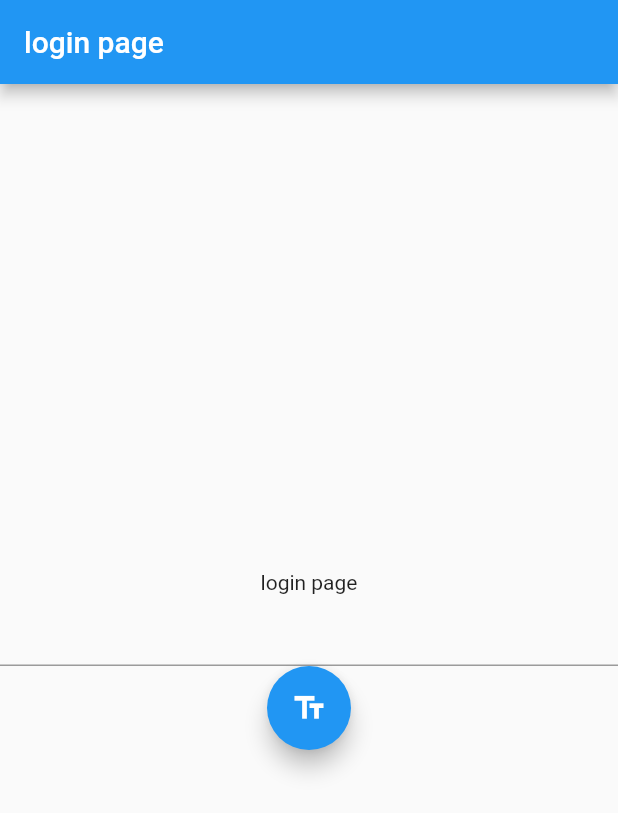
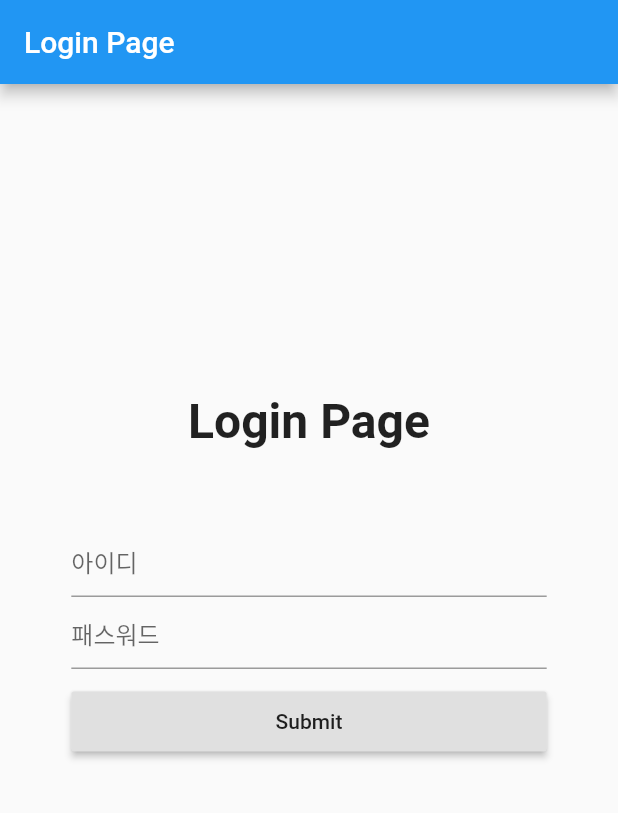
Before and after one commit to keke0123/flutter_todo_list, a Flutter app: the screen it shows after launch, on a phone screen of 412 x 824 dp. Shown: the top 813 px of the screen. Run offline on Flutter 3.47's test engine with Material 2 defaults, Android fonts, the phone set to English and light mode, and no system bars; accounts and stored records are empty.

Commit message:
login page 기본 완성

```diff
--- a/lib/layouts/loginPage.dart
+++ b/lib/layouts/loginPage.dart
@@ -9,34 +9,68 @@ class LoginPage extends StatelessWidget {
   };
   @override
   Widget build(BuildContext context) {
+    double width = MediaQuery.of(context).size.width;
+    double height = MediaQuery.of(context).size.height;
     return Scaffold(
-      appBar: AppBar(title: Text('login page')),
+      appBar: AppBar(title: Text('Login Page')),
       body: Column(
-        mainAxisAlignment: MainAxisAlignment.center,
+        mainAxisAlignment: MainAxisAlignment.start,
         crossAxisAlignment: CrossAxisAlignment.center,
         // mainAxisSize: MainAxisSize.max,
         children: <Widget>[
-          Center(
+          // SizedBox(
+          //   height: 100,
+          // ),
+          Container(
+            margin: EdgeInsets.only(top: height / 4, bottom: 50),
+            width: width,
             child: Text(
-              'login page',
+              'Login Page',
               textAlign: TextAlign.center,
+              style: TextStyle(fontSize: 32, fontWeight: FontWeight.bold),
             ),
           ),
-          Center(
-              child: TextField(
-            controller: formController['id'],
-          )),
-          FloatingActionButton(
-            onPressed: () {
-              return showDialog(
-                  context: context,
-                  builder: (context) {
-                    return AlertDialog(
-                        content: Text(formController['id'].text));
-                  });
-            },
-            child: Icon(Icons.text_fields),
+          Container(
+            width: width / 1.3,
+            child: TextField(
+              controller: formController['id'],
+              decoration: InputDecoration(
+                  // border: InputBorder.none,
+                  // focusedBorder: InputBorder.none,
+                  hintText: '아이디'),
+            ),
+          ),
+          Container(
+            width: width / 1.3,
+            child: TextField(
+              obscureText: true,
+              controller: formController['pwd'],
+              decoration: InputDecoration(
+                  // border: InputBorder.none,
+                  // focusedBorder: InputBorder.none,
+                  hintText: '패스워드'),
+            ),
+          ),
+          Container(
+            margin: EdgeInsets.only(top: 15),
+            width: width / 1.3,
+            height: 40,
+            child: RaisedButton(
+              child: Text('Submit'),
+              onPressed: () => {print(formController)},
+            ),
           )
+          // FloatingActionButton(
+          //   onPressed: () {
+          //     return showDialog(
+          //         context: context,
+          //         builder: (context) {
+          //           return AlertDialog(
+          //               content: Text(formController['id'].text));
+          //         });
+          //   },
+          //   child: Icon(Icons.text_fields),
+          // )
         ],
       ),
     );
```
